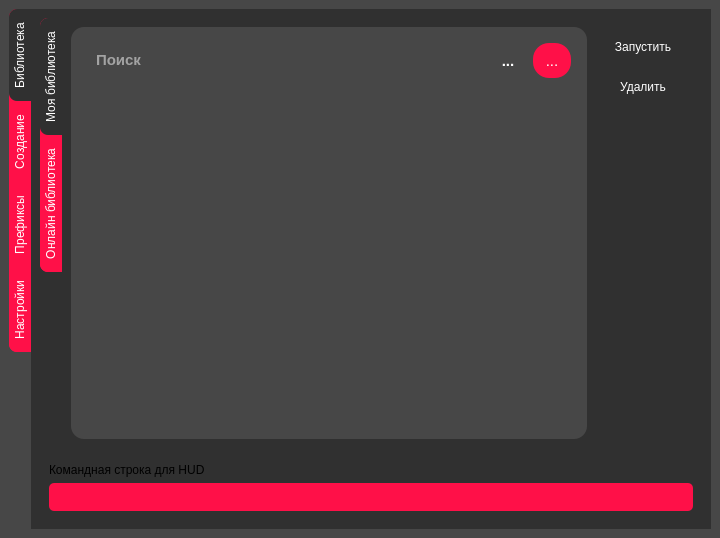
Above: code_files/untitled.ui from magiclinuxoid/GamesForLinux before the change. Below: the same form after it.
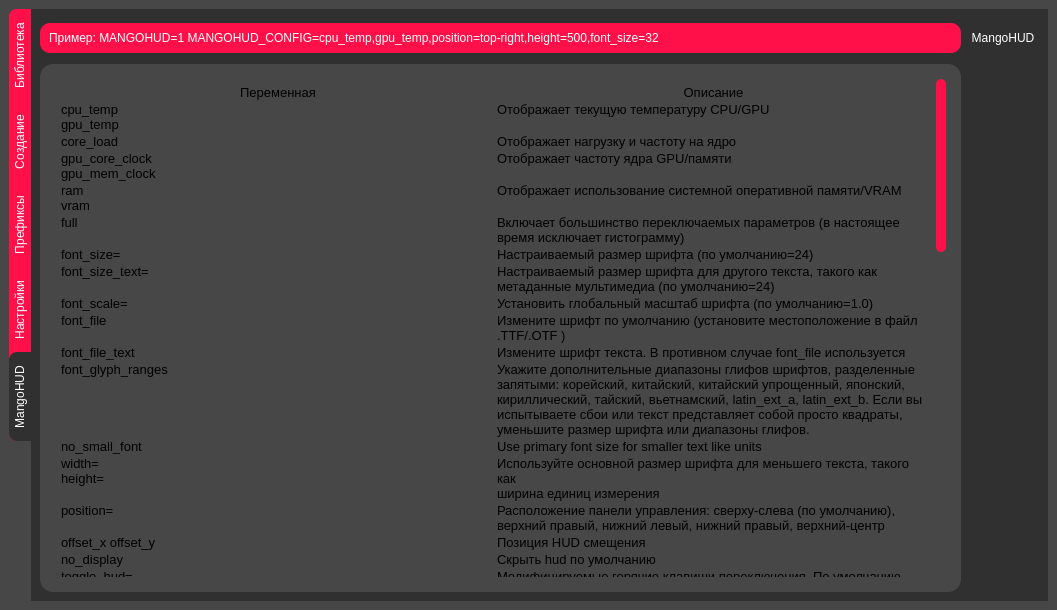
That is the form after the change. The open tabs and pages were chosen to show the change. Icons and pictures are not drawn.

Patch:
```diff
--- a/code_files/untitled.ui
+++ b/code_files/untitled.ui
@@ -9,8 +9,8 @@
    <rect>
     <x>0</x>
     <y>0</y>
-    <width>720</width>
-    <height>538</height>
+    <width>1057</width>
+    <height>610</height>
    </rect>
   </property>
   <property name="minimumSize">
@@ -486,7 +486,7 @@
     <string notr="true"/>
    </property>
    <layout class="QGridLayout" name="gridLayout_7">
-    <item row="1" column="0">
+    <item row="0" column="0">
      <widget class="QTabWidget" name="tabWidget">
       <property name="enabled">
        <bool>true</bool>
@@ -891,7 +891,7 @@
                  </property>
                 </widget>
                </item>
-               <item row="1" column="0">
+               <item row="1" column="0" colspan="3">
                 <widget class="QListWidget" name="listWidget_3">
                  <property name="sizePolicy">
                   <sizepolicy hsizetype="Expanding" vsizetype="Expanding">
@@ -2812,29 +2812,407 @@
           </property>
          </spacer>
         </item>
-        <item row="4" column="3">
+       </layout>
+      </widget>
+      <widget class="QWidget" name="tab_6">
+       <property name="styleSheet">
+        <string notr="true">background-color: rgb(48, 48, 48);</string>
+       </property>
+       <attribute name="title">
+        <string>MangoHUD</string>
+       </attribute>
+       <layout class="QGridLayout" name="gridLayout_13">
+        <item row="5" column="3">
+         <spacer name="verticalSpacer_6">
+          <property name="orientation">
+           <enum>Qt::Vertical</enum>
+          </property>
+          <property name="sizeHint" stdset="0">
+           <size>
+            <width>20</width>
+            <height>40</height>
+           </size>
+          </property>
+         </spacer>
+        </item>
+        <item row="2" column="0" rowspan="4">
+         <widget class="QTextBrowser" name="textBrowser">
+          <property name="layoutDirection">
+           <enum>Qt::LeftToRight</enum>
+          </property>
+          <property name="styleSheet">
+           <string notr="true">QScrollBar:vertical {
+width: 10px;
+margin: 0px 0px 0px 0px;
+background-color: rgb(71, 71, 71);
+}
+QScrollBar::add-line:vertical {
+height: 0px;
+subcontrol-position: bottom;
+subcontrol-origin: margin;
+}
+
+/* This remvoes the top button by setting the height to 0px */
+QScrollBar::sub-line:vertical {
+height: 0px;
+subcontrol-position: top;
+subcontrol-origin: margin;
+}
+
+/* need this to get rid of crosshatching on scrollbar background */
+QScrollBar::add-page:vertical, QScrollBar::sub-page:vertical {
+background: none;
+}
+QScrollBar::handle:vertical {
+border-radius: 5px;
+background: rgb(255, 16, 72);
+min-height: 1px;
+}
+QTextBrowser{
+border-radius:13px;
+padding:15px;
+background-color: rgb(71, 71, 71);
+}</string>
+          </property>
+          <property name="html">
+           <string>&lt;!DOCTYPE HTML PUBLIC &quot;-//W3C//DTD HTML 4.0//EN&quot; &quot;http://www.w3.org/TR/REC-html40/strict.dtd&quot;&gt;
+&lt;html&gt;&lt;head&gt;&lt;meta name=&quot;qrichtext&quot; content=&quot;1&quot; /&gt;&lt;style type=&quot;text/css&quot;&gt;
+p, li { white-space: pre-wrap; }
+&lt;/style&gt;&lt;/head&gt;&lt;body style=&quot; font-family:'Noto Sans'; font-size:10pt; font-weight:400; font-style:normal;&quot;&gt;
+&lt;table border=&quot;0&quot; style=&quot; margin-top:0px; margin-bottom:0px; margin-left:0px; margin-right:0px;&quot; cellspacing=&quot;2&quot; cellpadding=&quot;0&quot;&gt;&lt;thead&gt;
+&lt;tr&gt;
+&lt;td&gt;
+&lt;p align=&quot;center&quot; style=&quot; margin-top:0px; margin-bottom:0px; margin-left:0px; margin-right:0px; -qt-block-indent:0; text-indent:0px;&quot;&gt;Переменная&lt;/p&gt;&lt;/td&gt;
+&lt;td&gt;
+&lt;p align=&quot;center&quot; style=&quot; margin-top:0px; margin-bottom:0px; margin-left:0px; margin-right:0px; -qt-block-indent:0; text-indent:0px;&quot;&gt;Описание&lt;/p&gt;&lt;/td&gt;&lt;/tr&gt;&lt;/thead&gt;
+&lt;tr&gt;
+&lt;td&gt;
+&lt;p style=&quot; margin-top:0px; margin-bottom:0px; margin-left:0px; margin-right:0px; -qt-block-indent:0; text-indent:0px;&quot;&gt;&lt;span style=&quot; font-family:'Noto Mono';&quot;&gt;cpu_temp&lt;/span&gt;&lt;br /&gt;&lt;span style=&quot; font-family:'Noto Mono';&quot;&gt;gpu_temp&lt;/span&gt;&lt;/p&gt;&lt;/td&gt;
+&lt;td&gt;
+&lt;p style=&quot; margin-top:0px; margin-bottom:0px; margin-left:0px; margin-right:0px; -qt-block-indent:0; text-indent:0px;&quot;&gt;Отображает текущую температуру CPU/GPU&lt;/p&gt;&lt;/td&gt;&lt;/tr&gt;
+&lt;tr&gt;
+&lt;td&gt;
+&lt;p style=&quot; margin-top:0px; margin-bottom:0px; margin-left:0px; margin-right:0px; -qt-block-indent:0; text-indent:0px;&quot;&gt;core_load &lt;/p&gt;&lt;/td&gt;
+&lt;td&gt;
+&lt;p style=&quot; margin-top:0px; margin-bottom:0px; margin-left:0px; margin-right:0px; -qt-block-indent:0; text-indent:0px;&quot;&gt;Отображает нагрузку и частоту на ядро&lt;/p&gt;&lt;/td&gt;&lt;/tr&gt;
+&lt;tr&gt;
+&lt;td&gt;
+&lt;p style=&quot; margin-top:0px; margin-bottom:0px; margin-left:0px; margin-right:0px; -qt-block-indent:0; text-indent:0px;&quot;&gt;&lt;span style=&quot; font-family:'Noto Mono';&quot;&gt;gpu_core_clock&lt;/span&gt;&lt;br /&gt;&lt;span style=&quot; font-family:'Noto Mono';&quot;&gt;gpu_mem_clock&lt;/span&gt;&lt;/p&gt;&lt;/td&gt;
+&lt;td&gt;
+&lt;p style=&quot; margin-top:0px; margin-bottom:0px; margin-left:0px; margin-right:0px; -qt-block-indent:0; text-indent:0px;&quot;&gt;Отображает частоту ядра GPU/памяти&lt;/p&gt;
+&lt;p style=&quot;-qt-paragraph-type:empty; margin-top:0px; margin-bottom:0px; margin-left:0px; margin-right:0px; -qt-block-indent:0; text-indent:0px;&quot;&gt;&lt;br /&gt;&lt;/p&gt;&lt;/td&gt;&lt;/tr&gt;
+&lt;tr&gt;
+&lt;td&gt;
+&lt;p style=&quot; margin-top:0px; margin-bottom:0px; margin-left:0px; margin-right:0px; -qt-block-indent:0; text-indent:0px;&quot;&gt;&lt;span style=&quot; font-family:'Noto Mono';&quot;&gt;ram&lt;/span&gt;&lt;br /&gt;&lt;span style=&quot; font-family:'Noto Mono';&quot;&gt;vram&lt;/span&gt;&lt;/p&gt;&lt;/td&gt;
+&lt;td&gt;
+&lt;p style=&quot; margin-top:0px; margin-bottom:0px; margin-left:0px; margin-right:0px; -qt-block-indent:0; text-indent:0px;&quot;&gt;Отображает использование системной оперативной памяти/VRAM&lt;/p&gt;&lt;/td&gt;&lt;/tr&gt;
+&lt;tr&gt;
+&lt;td&gt;
+&lt;p style=&quot; margin-top:0px; margin-bottom:0px; margin-left:0px; margin-right:0px; -qt-block-indent:0; text-indent:0px;&quot;&gt;&lt;span style=&quot; font-family:'Noto Mono';&quot;&gt;full&lt;/span&gt;&lt;/p&gt;&lt;/td&gt;
+&lt;td&gt;
+&lt;p style=&quot; margin-top:0px; margin-bottom:0px; margin-left:0px; margin-right:0px; -qt-block-indent:0; text-indent:0px;&quot;&gt;Включает большинство переключаемых параметров (в настоящее время исключает гистограмму)&lt;/p&gt;&lt;/td&gt;&lt;/tr&gt;
+&lt;tr&gt;
+&lt;td&gt;
+&lt;p style=&quot; margin-top:0px; margin-bottom:0px; margin-left:0px; margin-right:0px; -qt-block-indent:0; text-indent:0px;&quot;&gt;&lt;span style=&quot; font-family:'Noto Mono';&quot;&gt;font_size=&lt;/span&gt;&lt;/p&gt;&lt;/td&gt;
+&lt;td&gt;
+&lt;p style=&quot; margin-top:0px; margin-bottom:0px; margin-left:0px; margin-right:0px; -qt-block-indent:0; text-indent:0px;&quot;&gt;Настраиваемый размер шрифта (по умолчанию=24)&lt;/p&gt;&lt;/td&gt;&lt;/tr&gt;
+&lt;tr&gt;
+&lt;td&gt;
+&lt;p style=&quot; margin-top:0px; margin-bottom:0px; margin-left:0px; margin-right:0px; -qt-block-indent:0; text-indent:0px;&quot;&gt;&lt;span style=&quot; font-family:'Noto Mono';&quot;&gt;font_size_text=&lt;/span&gt;&lt;/p&gt;&lt;/td&gt;
+&lt;td&gt;
+&lt;p style=&quot; margin-top:0px; margin-bottom:0px; margin-left:0px; margin-right:0px; -qt-block-indent:0; text-indent:0px;&quot;&gt;Настраиваемый размер шрифта для другого текста, такого как метаданные мультимедиа (по умолчанию=24)&lt;/p&gt;&lt;/td&gt;&lt;/tr&gt;
+&lt;tr&gt;
+&lt;td&gt;
+&lt;p style=&quot; margin-top:0px; margin-bottom:0px; margin-left:0px; margin-right:0px; -qt-block-indent:0; text-indent:0px;&quot;&gt;&lt;span style=&quot; font-family:'Noto Mono';&quot;&gt;font_scale=&lt;/span&gt;&lt;/p&gt;&lt;/td&gt;
+&lt;td&gt;
+&lt;p style=&quot; margin-top:0px; margin-bottom:0px; margin-left:0px; margin-right:0px; -qt-block-indent:0; text-indent:0px;&quot;&gt;Установить глобальный масштаб шрифта (по умолчанию=1.0)&lt;/p&gt;&lt;/td&gt;&lt;/tr&gt;
+&lt;tr&gt;
+&lt;td&gt;
+&lt;p style=&quot; margin-top:0px; margin-bottom:0px; margin-left:0px; margin-right:0px; -qt-block-indent:0; text-indent:0px;&quot;&gt;&lt;span style=&quot; font-family:'Noto Mono';&quot;&gt;font_file&lt;/span&gt;&lt;/p&gt;&lt;/td&gt;
+&lt;td&gt;
+&lt;p style=&quot; margin-top:0px; margin-bottom:0px; margin-left:0px; margin-right:0px; -qt-block-indent:0; text-indent:0px;&quot;&gt;Измените шрифт по умолчанию (установите местоположение в файл .TTF/.OTF )&lt;/p&gt;&lt;/td&gt;&lt;/tr&gt;
+&lt;tr&gt;
+&lt;td&gt;
+&lt;p style=&quot; margin-top:0px; margin-bottom:0px; margin-left:0px; margin-right:0px; -qt-block-indent:0; text-indent:0px;&quot;&gt;&lt;span style=&quot; font-family:'Noto Mono';&quot;&gt;font_file_text&lt;/span&gt;&lt;/p&gt;&lt;/td&gt;
+&lt;td&gt;
+&lt;p style=&quot; margin-top:0px; margin-bottom:0px; margin-left:0px; margin-right:0px; -qt-block-indent:0; text-indent:0px;&quot;&gt;Измените шрифт текста. В противном случае font_file используется&lt;/p&gt;&lt;/td&gt;&lt;/tr&gt;
+&lt;tr&gt;
+&lt;td&gt;
+&lt;p style=&quot; margin-top:0px; margin-bottom:0px; margin-left:0px; margin-right:0px; -qt-block-indent:0; text-indent:0px;&quot;&gt;&lt;span style=&quot; font-family:'Noto Mono';&quot;&gt;font_glyph_ranges&lt;/span&gt;&lt;/p&gt;&lt;/td&gt;
+&lt;td&gt;
+&lt;p style=&quot; margin-top:0px; margin-bottom:0px; margin-left:0px; margin-right:0px; -qt-block-indent:0; text-indent:0px;&quot;&gt;Укажите дополнительные диапазоны глифов шрифтов, разделенные запятыми: корейский, китайский, китайский упрощенный, японский, кириллический, тайский, вьетнамский, latin_ext_a, latin_ext_b. Если вы испытываете сбои или текст представляет собой просто квадраты, уменьшите размер шрифта или диапазоны глифов.&lt;/p&gt;&lt;/td&gt;&lt;/tr&gt;
+&lt;tr&gt;
+&lt;td&gt;
+&lt;p style=&quot; margin-top:0px; margin-bottom:0px; margin-left:0px; margin-right:0px; -qt-block-indent:0; text-indent:0px;&quot;&gt;&lt;span style=&quot; font-family:'Noto Mono';&quot;&gt;no_small_font&lt;/span&gt;&lt;/p&gt;&lt;/td&gt;
+&lt;td&gt;
+&lt;p style=&quot; margin-top:0px; margin-bottom:0px; margin-left:0px; margin-right:0px; -qt-block-indent:0; text-indent:0px;&quot;&gt;Use primary font size for smaller text like units&lt;/p&gt;&lt;/td&gt;&lt;/tr&gt;
+&lt;tr&gt;
+&lt;td&gt;
+&lt;p style=&quot; margin-top:0px; margin-bottom:0px; margin-left:0px; margin-right:0px; -qt-block-indent:0; text-indent:0px;&quot;&gt;&lt;span style=&quot; font-family:'Noto Mono';&quot;&gt;width=&lt;/span&gt;&lt;br /&gt;&lt;span style=&quot; font-family:'Noto Mono';&quot;&gt;height=&lt;/span&gt;&lt;/p&gt;&lt;/td&gt;
+&lt;td&gt;
+&lt;p style=&quot; margin-top:0px; margin-bottom:0px; margin-left:0px; margin-right:0px; -qt-block-indent:0; text-indent:0px;&quot;&gt;Используйте основной размер шрифта для меньшего текста, такого как&lt;/p&gt;
+&lt;p style=&quot; margin-top:0px; margin-bottom:0px; margin-left:0px; margin-right:0px; -qt-block-indent:0; text-indent:0px;&quot;&gt;ширина единиц измерения&lt;/p&gt;&lt;/td&gt;&lt;/tr&gt;
+&lt;tr&gt;
+&lt;td&gt;
+&lt;p style=&quot; margin-top:0px; margin-bottom:0px; margin-left:0px; margin-right:0px; -qt-block-indent:0; text-indent:0px;&quot;&gt;&lt;span style=&quot; font-family:'Noto Mono';&quot;&gt;position=&lt;/span&gt;&lt;/p&gt;&lt;/td&gt;
+&lt;td&gt;
+&lt;p style=&quot; margin-top:0px; margin-bottom:0px; margin-left:0px; margin-right:0px; -qt-block-indent:0; text-indent:0px;&quot;&gt;Расположение панели управления: сверху-слева (по умолчанию), верхний правый, нижний левый, нижний правый, верхний-центр&lt;/p&gt;&lt;/td&gt;&lt;/tr&gt;
+&lt;tr&gt;
+&lt;td&gt;
+&lt;p style=&quot; margin-top:0px; margin-bottom:0px; margin-left:0px; margin-right:0px; -qt-block-indent:0; text-indent:0px;&quot;&gt;&lt;span style=&quot; font-family:'Noto Mono';&quot;&gt;offset_x&lt;/span&gt; &lt;span style=&quot; font-family:'Noto Mono';&quot;&gt;offset_y&lt;/span&gt;&lt;/p&gt;&lt;/td&gt;
+&lt;td&gt;
+&lt;p style=&quot; margin-top:0px; margin-bottom:0px; margin-left:0px; margin-right:0px; -qt-block-indent:0; text-indent:0px;&quot;&gt;Позиция HUD смещения&lt;/p&gt;&lt;/td&gt;&lt;/tr&gt;
+&lt;tr&gt;
+&lt;td&gt;
+&lt;p style=&quot; margin-top:0px; margin-bottom:0px; margin-left:0px; margin-right:0px; -qt-block-indent:0; text-indent:0px;&quot;&gt;&lt;span style=&quot; font-family:'Noto Mono';&quot;&gt;no_display&lt;/span&gt;&lt;/p&gt;&lt;/td&gt;
+&lt;td&gt;
+&lt;p style=&quot; margin-top:0px; margin-bottom:0px; margin-left:0px; margin-right:0px; -qt-block-indent:0; text-indent:0px;&quot;&gt;Скрыть hud по умолчанию&lt;/p&gt;&lt;/td&gt;&lt;/tr&gt;
+&lt;tr&gt;
+&lt;td&gt;
+&lt;p style=&quot; margin-top:0px; margin-bottom:0px; margin-left:0px; margin-right:0px; -qt-block-indent:0; text-indent:0px;&quot;&gt;&lt;span style=&quot; font-family:'Noto Mono';&quot;&gt;toggle_hud=&lt;/span&gt;&lt;br /&gt;&lt;span style=&quot; font-family:'Noto Mono';&quot;&gt;toggle_logging=&lt;/span&gt;&lt;/p&gt;&lt;/td&gt;
+&lt;td&gt;
+&lt;p style=&quot; margin-top:0px; margin-bottom:0px; margin-left:0px; margin-right:0px; -qt-block-indent:0; text-indent:0px;&quot;&gt;Модифицируемые горячие клавиши переключения. По умолчанию используются Shift_R+F12 и Shift_L+F2 соответственно.&lt;/p&gt;&lt;/td&gt;&lt;/tr&gt;
+&lt;tr&gt;
+&lt;td&gt;
+&lt;p style=&quot; margin-top:0px; margin-bottom:0px; margin-left:0px; margin-right:0px; -qt-block-indent:0; text-indent:0px;&quot;&gt;&lt;span style=&quot; font-family:'Noto Mono';&quot;&gt;reload_cfg=&lt;/span&gt;&lt;/p&gt;&lt;/td&gt;
+&lt;td&gt;
+&lt;p style=&quot; margin-top:0px; margin-bottom:0px; margin-left:0px; margin-right:0px; -qt-block-indent:0; text-indent:0px;&quot;&gt;Измените привязку клавиш для перезагрузки конфигурации. Default = Shift_L+F4&lt;/p&gt;&lt;/td&gt;&lt;/tr&gt;
+&lt;tr&gt;
+&lt;td&gt;
+&lt;p style=&quot; margin-top:0px; margin-bottom:0px; margin-left:0px; margin-right:0px; -qt-block-indent:0; text-indent:0px;&quot;&gt;&lt;span style=&quot; font-family:'Noto Mono';&quot;&gt;time&lt;/span&gt;&lt;br /&gt;&lt;span style=&quot; font-family:'Noto Mono';&quot;&gt;time_format=%T&lt;/span&gt;&lt;/p&gt;&lt;/td&gt;
+&lt;td&gt;
+&lt;p style=&quot; margin-top:0px; margin-bottom:0px; margin-left:0px; margin-right:0px; -qt-block-indent:0; text-indent:0px;&quot;&gt;Отображает местное время. См. Справку по форматированию std::put_time. ПРИМЕЧАНИЕ: Иногда приложения (или AMDVLK (должны быть исправлены в последней версии)) могут установить переменную окружения TZ (timezone) в UTC/GMT&lt;/p&gt;&lt;/td&gt;&lt;/tr&gt;
+&lt;tr&gt;
+&lt;td&gt;
+&lt;p style=&quot; margin-top:0px; margin-bottom:0px; margin-left:0px; margin-right:0px; -qt-block-indent:0; text-indent:0px;&quot;&gt;&lt;span style=&quot; font-family:'Noto Mono';&quot;&gt;gpu_color&lt;/span&gt;&lt;br /&gt;&lt;span style=&quot; font-family:'Noto Mono';&quot;&gt;gpu_color&lt;/span&gt;&lt;br /&gt;&lt;span style=&quot; font-family:'Noto Mono';&quot;&gt;vram_color&lt;/span&gt;&lt;br /&gt;&lt;span style=&quot; font-family:'Noto Mono';&quot;&gt;ram_color&lt;/span&gt;&lt;br /&gt;&lt;span style=&quot; font-family:'Noto Mono';&quot;&gt;io_color&lt;/span&gt;&lt;br /&gt;&lt;span style=&quot; font-family:'Noto Mono';&quot;&gt;engine_color&lt;/span&gt;&lt;br /&gt;&lt;span style=&quot; font-family:'Noto Mono';&quot;&gt;frametime_color&lt;/span&gt;&lt;br /&gt;&lt;span style=&quot; font-family:'Noto Mono';&quot;&gt;background_color&lt;/span&gt;&lt;br /&gt;&lt;span style=&quot; font-family:'Noto Mono';&quot;&gt;text_color&lt;/span&gt;&lt;br /&gt;&lt;span style=&quot; font-family:'Noto Mono';&quot;&gt;media_player_color&lt;/span&gt;&lt;/p&gt;&lt;/td&gt;
+&lt;td&gt;
+&lt;p style=&quot; margin-top:0px; margin-bottom:0px; margin-left:0px; margin-right:0px; -qt-block-indent:0; text-indent:0px;&quot;&gt;Изменение цветов по умолчанию: gpu_color=RRGGBB&lt;/p&gt;&lt;/td&gt;&lt;/tr&gt;
+&lt;tr&gt;
+&lt;td&gt;
+&lt;p style=&quot; margin-top:0px; margin-bottom:0px; margin-left:0px; margin-right:0px; -qt-block-indent:0; text-indent:0px;&quot;&gt;&lt;span style=&quot; font-family:'Noto Mono';&quot;&gt;alpha&lt;/span&gt;&lt;/p&gt;&lt;/td&gt;
+&lt;td&gt;
+&lt;p style=&quot; margin-top:0px; margin-bottom:0px; margin-left:0px; margin-right:0px; -qt-block-indent:0; text-indent:0px;&quot;&gt;Установите непрозрачность всего текста и фреймового графика 0.0-1.0&lt;/p&gt;&lt;/td&gt;&lt;/tr&gt;
+&lt;tr&gt;
+&lt;td&gt;
+&lt;p style=&quot; margin-top:0px; margin-bottom:0px; margin-left:0px; margin-right:0px; -qt-block-indent:0; text-indent:0px;&quot;&gt;&lt;span style=&quot; font-family:'Noto Mono';&quot;&gt;background_alpha&lt;/span&gt;&lt;/p&gt;&lt;/td&gt;
+&lt;td&gt;
+&lt;p style=&quot; margin-top:0px; margin-bottom:0px; margin-left:0px; margin-right:0px; -qt-block-indent:0; text-indent:0px;&quot;&gt;Установите непрозрачность фона 0.0-1.0&lt;/p&gt;&lt;/td&gt;&lt;/tr&gt;
+&lt;tr&gt;
+&lt;td&gt;
+&lt;p style=&quot; margin-top:0px; margin-bottom:0px; margin-left:0px; margin-right:0px; -qt-block-indent:0; text-indent:0px;&quot;&gt;&lt;span style=&quot; font-family:'Noto Mono';&quot;&gt;read_cfg&lt;/span&gt;&lt;/p&gt;&lt;/td&gt;
+&lt;td&gt;
+&lt;p style=&quot; margin-top:0px; margin-bottom:0px; margin-left:0px; margin-right:0px; -qt-block-indent:0; text-indent:0px;&quot;&gt;Добавьте в MANGOHUD_CONFIG в качестве первого параметра, чтобы также загрузить конфигурационный файл. В противном случае используются только параметры MANGOHUD_CONFIG.&lt;/p&gt;&lt;/td&gt;&lt;/tr&gt;
+&lt;tr&gt;
+&lt;td&gt;
+&lt;p style=&quot; margin-top:0px; margin-bottom:0px; margin-left:0px; margin-right:0px; -qt-block-indent:0; text-indent:0px;&quot;&gt;&lt;span style=&quot; font-family:'Noto Mono';&quot;&gt;output_folder&lt;/span&gt;&lt;/p&gt;&lt;/td&gt;
+&lt;td&gt;
+&lt;p style=&quot; margin-top:0px; margin-bottom:0px; margin-left:0px; margin-right:0px; -qt-block-indent:0; text-indent:0px;&quot;&gt;Установить расположение выходных файлов (необходимых для ведения журнала)&lt;/p&gt;&lt;/td&gt;&lt;/tr&gt;
+&lt;tr&gt;
+&lt;td&gt;
+&lt;p style=&quot; margin-top:0px; margin-bottom:0px; margin-left:0px; margin-right:0px; -qt-block-indent:0; text-indent:0px;&quot;&gt;&lt;span style=&quot; font-family:'Noto Mono';&quot;&gt;log_duration&lt;/span&gt;&lt;/p&gt;&lt;/td&gt;
+&lt;td&gt;
+&lt;p style=&quot; margin-top:0px; margin-bottom:0px; margin-left:0px; margin-right:0px; -qt-block-indent:0; text-indent:0px;&quot;&gt;Установите количество времени, в течение которого будет выполняться ведение журнала (в секундах)&lt;/p&gt;&lt;/td&gt;&lt;/tr&gt;
+&lt;tr&gt;
+&lt;td&gt;
+&lt;p style=&quot; margin-top:0px; margin-bottom:0px; margin-left:0px; margin-right:0px; -qt-block-indent:0; text-indent:0px;&quot;&gt;&lt;span style=&quot; font-family:'Noto Mono';&quot;&gt;vsync&lt;/span&gt;&lt;br /&gt;&lt;span style=&quot; font-family:'Noto Mono';&quot;&gt;gl_vsync&lt;/span&gt;&lt;/p&gt;&lt;/td&gt;
+&lt;td&gt;
+&lt;p style=&quot; margin-top:0px; margin-bottom:0px; margin-left:0px; margin-right:0px; -qt-block-indent:0; text-indent:0px;&quot;&gt;Установите vsync для OpenGL или Vulkan&lt;/p&gt;&lt;/td&gt;&lt;/tr&gt;
+&lt;tr&gt;
+&lt;td&gt;
+&lt;p style=&quot; margin-top:0px; margin-bottom:0px; margin-left:0px; margin-right:0px; -qt-block-indent:0; text-indent:0px;&quot;&gt;&lt;span style=&quot; font-family:'Noto Mono';&quot;&gt;media_player&lt;/span&gt;&lt;/p&gt;&lt;/td&gt;
+&lt;td&gt;
+&lt;p style=&quot; margin-top:0px; margin-bottom:0px; margin-left:0px; margin-right:0px; -qt-block-indent:0; text-indent:0px;&quot;&gt;Показать метаданные медиаплеера&lt;/p&gt;&lt;/td&gt;&lt;/tr&gt;
+&lt;tr&gt;
+&lt;td&gt;
+&lt;p style=&quot; margin-top:0px; margin-bottom:0px; margin-left:0px; margin-right:0px; -qt-block-indent:0; text-indent:0px;&quot;&gt;&lt;span style=&quot; font-family:'Noto Mono';&quot;&gt;media_player_name&lt;/span&gt;&lt;/p&gt;&lt;/td&gt;
+&lt;td&gt;
+&lt;p style=&quot; margin-top:0px; margin-bottom:0px; margin-left:0px; margin-right:0px; -qt-block-indent:0; text-indent:0px;&quot;&gt;Принудительное имя службы DBus медиаплеера без org.mpris.MediaPlayer2 часть, как spotify, vlc, audacious или кантата. Если ни один из них не установлен, МангоХуд пытается переключиться между играющими в данный момент игроками.&lt;/p&gt;&lt;/td&gt;&lt;/tr&gt;
+&lt;tr&gt;
+&lt;td&gt;
+&lt;p style=&quot; margin-top:0px; margin-bottom:0px; margin-left:0px; margin-right:0px; -qt-block-indent:0; text-indent:0px;&quot;&gt;&lt;span style=&quot; font-family:'Noto Mono';&quot;&gt;media_player_order&lt;/span&gt;&lt;/p&gt;&lt;/td&gt;
+&lt;td&gt;
+&lt;p style=&quot; margin-top:0px; margin-bottom:0px; margin-left:0px; margin-right:0px; -qt-block-indent:0; text-indent:0px;&quot;&gt;Порядок полей метаданных медиаплеера. По умолчанию используется название,исполнитель,альбом.&lt;/p&gt;&lt;/td&gt;&lt;/tr&gt;
+&lt;tr&gt;
+&lt;td&gt;
+&lt;p style=&quot; margin-top:0px; margin-bottom:0px; margin-left:0px; margin-right:0px; -qt-block-indent:0; text-indent:0px;&quot;&gt;&lt;span style=&quot; font-family:'Noto Mono';&quot;&gt;font_scale_media_player&lt;/span&gt;&lt;/p&gt;&lt;/td&gt;
+&lt;td&gt;
+&lt;p style=&quot; margin-top:0px; margin-bottom:0px; margin-left:0px; margin-right:0px; -qt-block-indent:0; text-indent:0px;&quot;&gt;Изменение размера текста медиаплеера относительно font_size&lt;/p&gt;&lt;/td&gt;&lt;/tr&gt;
+&lt;tr&gt;
+&lt;td&gt;
+&lt;p style=&quot; margin-top:0px; margin-bottom:0px; margin-left:0px; margin-right:0px; -qt-block-indent:0; text-indent:0px;&quot;&gt;&lt;span style=&quot; font-family:'Noto Mono';&quot;&gt;io_read&lt;/span&gt;&lt;br /&gt;&lt;span style=&quot; font-family:'Noto Mono';&quot;&gt;io_write&lt;/span&gt;&lt;/p&gt;&lt;/td&gt;
+&lt;td&gt;
+&lt;p style=&quot; margin-top:0px; margin-bottom:0px; margin-left:0px; margin-right:0px; -qt-block-indent:0; text-indent:0px;&quot;&gt;Показать без кэширования ввода-вывода для чтения/записи, МБ/с&lt;/p&gt;&lt;/td&gt;&lt;/tr&gt;
+&lt;tr&gt;
+&lt;td&gt;
+&lt;p style=&quot; margin-top:0px; margin-bottom:0px; margin-left:0px; margin-right:0px; -qt-block-indent:0; text-indent:0px;&quot;&gt;&lt;span style=&quot; font-family:'Noto Mono';&quot;&gt;pci_dev&lt;/span&gt;&lt;/p&gt;&lt;/td&gt;
+&lt;td&gt;
+&lt;p style=&quot; margin-top:0px; margin-bottom:0px; margin-left:0px; margin-right:0px; -qt-block-indent:0; text-indent:0px;&quot;&gt;Выберите GPU-устройство в версии multi-GPU setups&lt;/p&gt;&lt;/td&gt;&lt;/tr&gt;
+&lt;tr&gt;
+&lt;td&gt;
+&lt;p style=&quot; margin-top:0px; margin-bottom:0px; margin-left:0px; margin-right:0px; -qt-block-indent:0; text-indent:0px;&quot;&gt;&lt;span style=&quot; font-family:'Noto Mono';&quot;&gt;version&lt;/span&gt;&lt;/p&gt;&lt;/td&gt;
+&lt;td&gt;
+&lt;p style=&quot; margin-top:0px; margin-bottom:0px; margin-left:0px; margin-right:0px; -qt-block-indent:0; text-indent:0px;&quot;&gt;Показывает текущую версию&lt;/p&gt;
+&lt;p style=&quot; margin-top:0px; margin-bottom:0px; margin-left:0px; margin-right:0px; -qt-block-indent:0; text-indent:0px;&quot;&gt;mangohud&lt;/p&gt;&lt;/td&gt;&lt;/tr&gt;
+&lt;tr&gt;
+&lt;td&gt;
+&lt;p style=&quot; margin-top:0px; margin-bottom:0px; margin-left:0px; margin-right:0px; -qt-block-indent:0; text-indent:0px;&quot;&gt;&lt;span style=&quot; font-family:'Noto Mono';&quot;&gt;fps_limit&lt;/span&gt;&lt;/p&gt;&lt;/td&gt;
+&lt;td&gt;
+&lt;p style=&quot; margin-top:0px; margin-bottom:0px; margin-left:0px; margin-right:0px; -qt-block-indent:0; text-indent:0px;&quot;&gt;Ограничьте частоту кадров приложений. Разделенный запятыми список одного или нескольких значений FPS. 0 означает неограниченное.&lt;/p&gt;&lt;/td&gt;&lt;/tr&gt;
+&lt;tr&gt;
+&lt;td&gt;
+&lt;p style=&quot; margin-top:0px; margin-bottom:0px; margin-left:0px; margin-right:0px; -qt-block-indent:0; text-indent:0px;&quot;&gt;&lt;span style=&quot; font-family:'Noto Mono';&quot;&gt;toggle_fps_limit&lt;/span&gt;&lt;/p&gt;&lt;/td&gt;
+&lt;td&gt;
+&lt;p style=&quot; margin-top:0px; margin-bottom:0px; margin-left:0px; margin-right:0px; -qt-block-indent:0; text-indent:0px;&quot;&gt;Цикл между ограничениями FPS. По умолчанию используется Shift_L+F1.&lt;/p&gt;&lt;/td&gt;&lt;/tr&gt;
+&lt;tr&gt;
+&lt;td&gt;
+&lt;p style=&quot; margin-top:0px; margin-bottom:0px; margin-left:0px; margin-right:0px; -qt-block-indent:0; text-indent:0px;&quot;&gt;&lt;span style=&quot; font-family:'Noto Mono';&quot;&gt;arch&lt;/span&gt;&lt;/p&gt;&lt;/td&gt;
+&lt;td&gt;
+&lt;p style=&quot; margin-top:0px; margin-bottom:0px; margin-left:0px; margin-right:0px; -qt-block-indent:0; text-indent:0px;&quot;&gt;Показать, является ли приложение 32-или 64-битной&lt;/p&gt;
+&lt;p style=&quot; margin-top:0px; margin-bottom:0px; margin-left:0px; margin-right:0px; -qt-block-indent:0; text-indent:0px;&quot;&gt;гистограммой&lt;/p&gt;&lt;/td&gt;&lt;/tr&gt;
+&lt;tr&gt;
+&lt;td&gt;
+&lt;p style=&quot; margin-top:0px; margin-bottom:0px; margin-left:0px; margin-right:0px; -qt-block-indent:0; text-indent:0px;&quot;&gt;&lt;span style=&quot; font-family:'Noto Mono';&quot;&gt;histogram&lt;/span&gt;&lt;/p&gt;&lt;/td&gt;
+&lt;td&gt;
+&lt;p style=&quot; margin-top:0px; margin-bottom:0px; margin-left:0px; margin-right:0px; -qt-block-indent:0; text-indent:0px;&quot;&gt;Измените график fps на гистограмму&lt;/p&gt;&lt;/td&gt;&lt;/tr&gt;
+&lt;tr&gt;
+&lt;td&gt;
+&lt;p style=&quot; margin-top:0px; margin-bottom:0px; margin-left:0px; margin-right:0px; -qt-block-indent:0; text-indent:0px;&quot;&gt;&lt;span style=&quot; font-family:'Noto Mono';&quot;&gt;cpu_text&lt;/span&gt;&lt;br /&gt;&lt;span style=&quot; font-family:'Noto Mono';&quot;&gt;gpu_text&lt;/span&gt;&lt;/p&gt;&lt;/td&gt;
+&lt;td&gt;
+&lt;p style=&quot; margin-top:0px; margin-bottom:0px; margin-left:0px; margin-right:0px; -qt-block-indent:0; text-indent:0px;&quot;&gt;Переопределение CPU и GPU text&lt;/p&gt;&lt;/td&gt;&lt;/tr&gt;
+&lt;tr&gt;
+&lt;td&gt;
+&lt;p style=&quot; margin-top:0px; margin-bottom:0px; margin-left:0px; margin-right:0px; -qt-block-indent:0; text-indent:0px;&quot;&gt;&lt;span style=&quot; font-family:'Noto Mono';&quot;&gt;log_interval&lt;/span&gt;&lt;/p&gt;&lt;/td&gt;
+&lt;td&gt;
+&lt;p style=&quot; margin-top:0px; margin-bottom:0px; margin-left:0px; margin-right:0px; -qt-block-indent:0; text-indent:0px;&quot;&gt;Измените интервал журнала по умолчанию, 100 - это значение по умолчанию&lt;/p&gt;&lt;/td&gt;&lt;/tr&gt;
+&lt;tr&gt;
+&lt;td&gt;
+&lt;p style=&quot; margin-top:0px; margin-bottom:0px; margin-left:0px; margin-right:0px; -qt-block-indent:0; text-indent:0px;&quot;&gt;&lt;span style=&quot; font-family:'Noto Mono';&quot;&gt;vulkan_driver&lt;/span&gt;&lt;/p&gt;&lt;/td&gt;
+&lt;td&gt;
+&lt;p style=&quot; margin-top:0px; margin-bottom:0px; margin-left:0px; margin-right:0px; -qt-block-indent:0; text-indent:0px;&quot;&gt;Отображает используемый драйвер vulkan, radv/amdgpu-pro/amdvlk&lt;/p&gt;&lt;/td&gt;&lt;/tr&gt;
+&lt;tr&gt;
+&lt;td&gt;
+&lt;p style=&quot; margin-top:0px; margin-bottom:0px; margin-left:0px; margin-right:0px; -qt-block-indent:0; text-indent:0px;&quot;&gt;&lt;span style=&quot; font-family:'Noto Mono';&quot;&gt;gpu_name&lt;/span&gt;&lt;/p&gt;&lt;/td&gt;
+&lt;td&gt;
+&lt;p style=&quot; margin-top:0px; margin-bottom:0px; margin-left:0px; margin-right:0px; -qt-block-indent:0; text-indent:0px;&quot;&gt;Отображает название процессора от шины PCI.идентификаторы&lt;/p&gt;&lt;/td&gt;&lt;/tr&gt;
+&lt;tr&gt;
+&lt;td&gt;
+&lt;p style=&quot; margin-top:0px; margin-bottom:0px; margin-left:0px; margin-right:0px; -qt-block-indent:0; text-indent:0px;&quot;&gt;&lt;span style=&quot; font-family:'Noto Mono';&quot;&gt;cpu_power&lt;/span&gt;&lt;br /&gt;&lt;span style=&quot; font-family:'Noto Mono';&quot;&gt;gpu_power&lt;/span&gt;&lt;/p&gt;&lt;/td&gt;
+&lt;td&gt;
+&lt;p style=&quot; margin-top:0px; margin-bottom:0px; margin-left:0px; margin-right:0px; -qt-block-indent:0; text-indent:0px;&quot;&gt;Дисплей CPU/GPU draw in watts&lt;/p&gt;&lt;/td&gt;&lt;/tr&gt;
+&lt;tr&gt;
+&lt;td&gt;
+&lt;p style=&quot; margin-top:0px; margin-bottom:0px; margin-left:0px; margin-right:0px; -qt-block-indent:0; text-indent:0px;&quot;&gt;&lt;span style=&quot; font-family:'Noto Mono';&quot;&gt;engine_version&lt;/span&gt;&lt;/p&gt;&lt;/td&gt;
+&lt;td&gt;
+&lt;p style=&quot; margin-top:0px; margin-bottom:0px; margin-left:0px; margin-right:0px; -qt-block-indent:0; text-indent:0px;&quot;&gt;Отображение OpenGL или vulkan и версии движка рендеринга на основе vulkan&lt;/p&gt;&lt;/td&gt;&lt;/tr&gt;
+&lt;tr&gt;
+&lt;td&gt;
+&lt;p style=&quot; margin-top:0px; margin-bottom:0px; margin-left:0px; margin-right:0px; -qt-block-indent:0; text-indent:0px;&quot;&gt;&lt;span style=&quot; font-family:'Noto Mono';&quot;&gt;permit_upload&lt;/span&gt;&lt;/p&gt;&lt;/td&gt;
+&lt;td&gt;
+&lt;p style=&quot; margin-top:0px; margin-bottom:0px; margin-left:0px; margin-right:0px; -qt-block-indent:0; text-indent:0px;&quot;&gt;Разрешить загрузку журналов в Flightlessmango.com&lt;/p&gt;&lt;/td&gt;&lt;/tr&gt;
+&lt;tr&gt;
+&lt;td&gt;
+&lt;p style=&quot; margin-top:0px; margin-bottom:0px; margin-left:0px; margin-right:0px; -qt-block-indent:0; text-indent:0px;&quot;&gt;&lt;span style=&quot; font-family:'Noto Mono';&quot;&gt;upload_log&lt;/span&gt;&lt;/p&gt;&lt;/td&gt;
+&lt;td&gt;
+&lt;p style=&quot; margin-top:0px; margin-bottom:0px; margin-left:0px; margin-right:0px; -qt-block-indent:0; text-indent:0px;&quot;&gt;Изменить привязку клавиш для загрузки журнала&lt;/p&gt;&lt;/td&gt;&lt;/tr&gt;
+&lt;tr&gt;
+&lt;td&gt;
+&lt;p style=&quot; margin-top:0px; margin-bottom:0px; margin-left:0px; margin-right:0px; -qt-block-indent:0; text-indent:0px;&quot;&gt;&lt;span style=&quot; font-family:'Noto Mono';&quot;&gt;benchmark_percentiles&lt;/span&gt;&lt;/p&gt;&lt;/td&gt;
+&lt;td&gt;
+&lt;p style=&quot; margin-top:0px; margin-bottom:0px; margin-left:0px; margin-right:0px; -qt-block-indent:0; text-indent:0px;&quot;&gt;Настройте, какие процентили частоты кадров отображаются в сводке журнала. Значение по умолчанию-97,AVG,1,0.1&lt;/p&gt;&lt;/td&gt;&lt;/tr&gt;
+&lt;tr&gt;
+&lt;td&gt;
+&lt;p style=&quot; margin-top:0px; margin-bottom:0px; margin-left:0px; margin-right:0px; -qt-block-indent:0; text-indent:0px;&quot;&gt;&lt;span style=&quot; font-family:'Noto Mono';&quot;&gt;wine&lt;/span&gt;&lt;/p&gt;&lt;/td&gt;
+&lt;td&gt;
+&lt;p style=&quot; margin-top:0px; margin-bottom:0px; margin-left:0px; margin-right:0px; -qt-block-indent:0; text-indent:0px;&quot;&gt;Показывает текущую версию Wine или Proton в использовании&lt;/p&gt;&lt;/td&gt;&lt;/tr&gt;
+&lt;tr&gt;
+&lt;td&gt;
+&lt;p style=&quot; margin-top:0px; margin-bottom:0px; margin-left:0px; margin-right:0px; -qt-block-indent:0; text-indent:0px;&quot;&gt;&lt;span style=&quot; font-family:'Noto Mono';&quot;&gt;wine_color&lt;/span&gt;&lt;/p&gt;&lt;/td&gt;
+&lt;td&gt;
+&lt;p style=&quot; margin-top:0px; margin-bottom:0px; margin-left:0px; margin-right:0px; -qt-block-indent:0; text-indent:0px;&quot;&gt;Изменение цвета wine/proton текста&lt;/p&gt;&lt;/td&gt;&lt;/tr&gt;
+&lt;tr&gt;
+&lt;td&gt;
+&lt;p style=&quot; margin-top:0px; margin-bottom:0px; margin-left:0px; margin-right:0px; -qt-block-indent:0; text-indent:0px;&quot;&gt;&lt;span style=&quot; font-family:'Noto Mono';&quot;&gt;cpu_mhz&lt;/span&gt;&lt;/p&gt;&lt;/td&gt;
+&lt;td&gt;
+&lt;p style=&quot; margin-top:0px; margin-bottom:0px; margin-left:0px; margin-right:0px; -qt-block-indent:0; text-indent:0px;&quot;&gt;Показывает текущую частоту процессора МГц&lt;/p&gt;&lt;/td&gt;&lt;/tr&gt;
+&lt;tr&gt;
+&lt;td&gt;
+&lt;p style=&quot; margin-top:0px; margin-bottom:0px; margin-left:0px; margin-right:0px; -qt-block-indent:0; text-indent:0px;&quot;&gt;&lt;span style=&quot; font-family:'Noto Mono';&quot;&gt;gpu_load_change&lt;/span&gt;&lt;/p&gt;&lt;/td&gt;
+&lt;td&gt;
+&lt;p style=&quot; margin-top:0px; margin-bottom:0px; margin-left:0px; margin-right:0px; -qt-block-indent:0; text-indent:0px;&quot;&gt;Изменяет цвет загрузки графического процессора в зависимости от загрузки&lt;/p&gt;&lt;/td&gt;&lt;/tr&gt;
+&lt;tr&gt;
+&lt;td&gt;
+&lt;p style=&quot; margin-top:0px; margin-bottom:0px; margin-left:0px; margin-right:0px; -qt-block-indent:0; text-indent:0px;&quot;&gt;&lt;span style=&quot; font-family:'Noto Mono';&quot;&gt;gpu_load_color&lt;/span&gt;&lt;/p&gt;&lt;/td&gt;
+&lt;td&gt;
+&lt;p style=&quot; margin-top:0px; margin-bottom:0px; margin-left:0px; margin-right:0px; -qt-block-indent:0; text-indent:0px;&quot;&gt;Установите цвета для изменения нагрузки gpu low,medium и high &lt;span style=&quot; font-family:'Noto Mono';&quot;&gt;gpu_load_color=0000FF,00FFFF,FF00FF&lt;/span&gt;&lt;/p&gt;&lt;/td&gt;&lt;/tr&gt;
+&lt;tr&gt;
+&lt;td&gt;
+&lt;p style=&quot; margin-top:0px; margin-bottom:0px; margin-left:0px; margin-right:0px; -qt-block-indent:0; text-indent:0px;&quot;&gt;&lt;span style=&quot; font-family:'Noto Mono';&quot;&gt;gpu_load_value&lt;/span&gt;&lt;/p&gt;&lt;/td&gt;
+&lt;td&gt;
+&lt;p style=&quot; margin-top:0px; margin-bottom:0px; margin-left:0px; margin-right:0px; -qt-block-indent:0; text-indent:0px;&quot;&gt;Установите значения для средней и высокой нагрузки, например gpu_load_value=50,90&lt;/p&gt;&lt;/td&gt;&lt;/tr&gt;
+&lt;tr&gt;
+&lt;td&gt;
+&lt;p style=&quot; margin-top:0px; margin-bottom:0px; margin-left:0px; margin-right:0px; -qt-block-indent:0; text-indent:0px;&quot;&gt;&lt;span style=&quot; font-family:'Noto Mono';&quot;&gt;cpu_load_change&lt;/span&gt;&lt;/p&gt;&lt;/td&gt;
+&lt;td&gt;
+&lt;p style=&quot; margin-top:0px; margin-bottom:0px; margin-left:0px; margin-right:0px; -qt-block-indent:0; text-indent:0px;&quot;&gt;Изменяет цвет загрузки процессора в зависимости от загрузки&lt;/p&gt;&lt;/td&gt;&lt;/tr&gt;
+&lt;tr&gt;
+&lt;td&gt;
+&lt;p style=&quot; margin-top:0px; margin-bottom:0px; margin-left:0px; margin-right:0px; -qt-block-indent:0; text-indent:0px;&quot;&gt;&lt;span style=&quot; font-family:'Noto Mono';&quot;&gt;cpu_load_color&lt;/span&gt;&lt;/p&gt;&lt;/td&gt;
+&lt;td&gt;
+&lt;p style=&quot; margin-top:0px; margin-bottom:0px; margin-left:0px; margin-right:0px; -qt-block-indent:0; text-indent:0px;&quot;&gt;Установите цвета для изменения нагрузки gpu low,medium и high cpu_load_color=0000FF,00FFFF,FF00FF&lt;/p&gt;&lt;/td&gt;&lt;/tr&gt;
+&lt;tr&gt;
+&lt;td&gt;
+&lt;p style=&quot; margin-top:0px; margin-bottom:0px; margin-left:0px; margin-right:0px; -qt-block-indent:0; text-indent:0px;&quot;&gt;&lt;span style=&quot; font-family:'Noto Mono';&quot;&gt;cpu_load_value&lt;/span&gt;&lt;/p&gt;&lt;/td&gt;
+&lt;td&gt;
+&lt;p style=&quot; margin-top:0px; margin-bottom:0px; margin-left:0px; margin-right:0px; -qt-block-indent:0; text-indent:0px;&quot;&gt;Установите значения для средней и высокой нагрузки, например cpu_load_value=50,90&lt;/p&gt;&lt;/td&gt;&lt;/tr&gt;
+&lt;tr&gt;
+&lt;td&gt;
+&lt;p style=&quot; margin-top:0px; margin-bottom:0px; margin-left:0px; margin-right:0px; -qt-block-indent:0; text-indent:0px;&quot;&gt;&lt;span style=&quot; font-family:'Noto Mono';&quot;&gt;cellpadding_y&lt;/span&gt;&lt;/p&gt;&lt;/td&gt;
+&lt;td&gt;
+&lt;p style=&quot; margin-top:0px; margin-bottom:0px; margin-left:0px; margin-right:0px; -qt-block-indent:0; text-indent:0px;&quot;&gt;Установите вертикальное заполнение ячеек, по умолчанию -0.085&lt;/p&gt;&lt;/td&gt;&lt;/tr&gt;
+&lt;tr&gt;
+&lt;td&gt;
+&lt;p style=&quot; margin-top:0px; margin-bottom:0px; margin-left:0px; margin-right:0px; -qt-block-indent:0; text-indent:0px;&quot;&gt;&lt;span style=&quot; font-family:'Noto Mono';&quot;&gt;frametime&lt;/span&gt;&lt;/p&gt;&lt;/td&gt;
+&lt;td&gt;
+&lt;p style=&quot; margin-top:0px; margin-bottom:0px; margin-left:0px; margin-right:0px; -qt-block-indent:0; text-indent:0px;&quot;&gt;Отображение времени кадра рядом с текстом fps&lt;/p&gt;&lt;/td&gt;&lt;/tr&gt;
+&lt;tr&gt;
+&lt;td&gt;
+&lt;p style=&quot; margin-top:0px; margin-bottom:0px; margin-left:0px; margin-right:0px; -qt-block-indent:0; text-indent:0px;&quot;&gt;&lt;span style=&quot; font-family:'Noto Mono';&quot;&gt;table_columns&lt;/span&gt;&lt;/p&gt;&lt;/td&gt;
+&lt;td&gt;
+&lt;p style=&quot; margin-top:0px; margin-bottom:0px; margin-left:0px; margin-right:0px; -qt-block-indent:0; text-indent:0px;&quot;&gt;Установите количество столбцов таблицы для ImGui, по умолчанию 3.&lt;/p&gt;&lt;/td&gt;&lt;/tr&gt;
+&lt;tr&gt;
+&lt;td&gt;
+&lt;p style=&quot; margin-top:0px; margin-bottom:0px; margin-left:0px; margin-right:0px; -qt-block-indent:0; text-indent:0px;&quot;&gt;&lt;span style=&quot; font-family:'Noto Mono';&quot;&gt;blacklist&lt;/span&gt;&lt;/p&gt;&lt;/td&gt;
+&lt;td&gt;
+&lt;p style=&quot; margin-top:0px; margin-bottom:0px; margin-left:0px; margin-right:0px; -qt-block-indent:0; text-indent:0px;&quot;&gt;Добавьте программу в черный список, например blacklist=vkcube,WatchDogs2.exe&lt;/p&gt;&lt;/td&gt;&lt;/tr&gt;&lt;/table&gt;&lt;/body&gt;&lt;/html&gt;</string>
+          </property>
+          <property name="placeholderText">
+           <string/>
+          </property>
+         </widget>
+        </item>
+        <item row="0" column="3">
          <widget class="QToolButton" name="toolButton_5">
           <property name="sizePolicy">
-           <sizepolicy hsizetype="Fixed" vsizetype="Fixed">
+           <sizepolicy hsizetype="Preferred" vsizetype="Fixed">
             <horstretch>0</horstretch>
-            <verstretch>0</verstretch>
+            <verstretch>40</verstretch>
            </sizepolicy>
           </property>
           <property name="minimumSize">
            <size>
-            <width>100</width>
+            <width>0</width>
             <height>40</height>
            </size>
           </property>
           <property name="styleSheet">
            <string notr="true">QToolButton::checked{
-border-radius:5px;
+border-radius:10px;
 font: 16pt &quot;Franxurter Totally&quot;;
 background-color: rgb(255, 16, 72);
 }</string>
           </property>
           <property name="text">
-           <string>MangoHud</string>
+           <string>MangoHUD</string>
           </property>
           <property name="checkable">
            <bool>true</bool>
@@ -2847,18 +3225,30 @@
           </property>
          </widget>
         </item>
-        <item row="1" column="3">
-         <spacer name="verticalSpacer_5">
-          <property name="orientation">
-           <enum>Qt::Vertical</enum>
+        <item row="0" column="0">
+         <widget class="QLineEdit" name="lineEdit">
+          <property name="layoutDirection">
+           <enum>Qt::LeftToRight</enum>
           </property>
-          <property name="sizeHint" stdset="0">
-           <size>
-            <width>20</width>
-            <height>40</height>
-           </size>
+          <property name="styleSheet">
+           <string notr="true">border-width: 1px;        
+background-color: rgb(255, 16, 72);
+border-radius:10px;
+border:none;
+font: 16pt &quot;Franxurter Totally&quot;;
+padding:7px;
+color: rgb(255, 255, 255);</string>
           </property>
-         </spacer>
+          <property name="text">
+           <string>Пример: MANGOHUD=1 MANGOHUD_CONFIG=cpu_temp,gpu_temp,position=top-right,height=500,font_size=32</string>
+          </property>
+          <property name="frame">
+           <bool>false</bool>
+          </property>
+          <property name="echoMode">
+           <enum>QLineEdit::Normal</enum>
+          </property>
+         </widget>
         </item>
        </layout>
       </widget>
```
Left out of the diff: 251 changed lines with no effect on the pictures.
